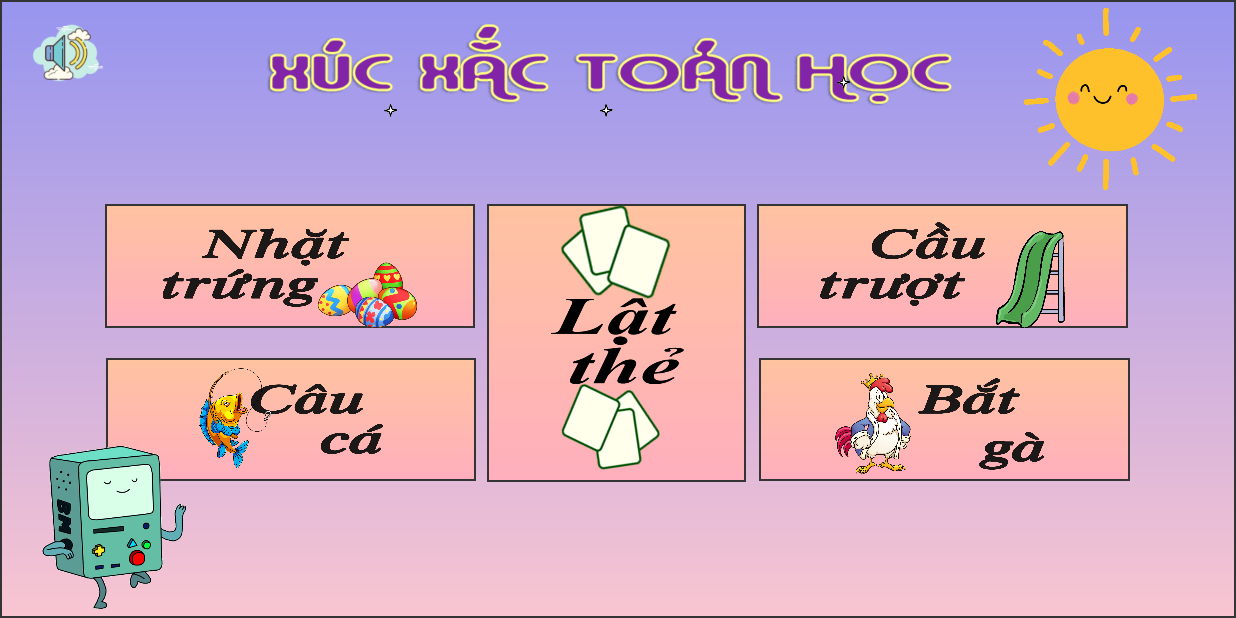
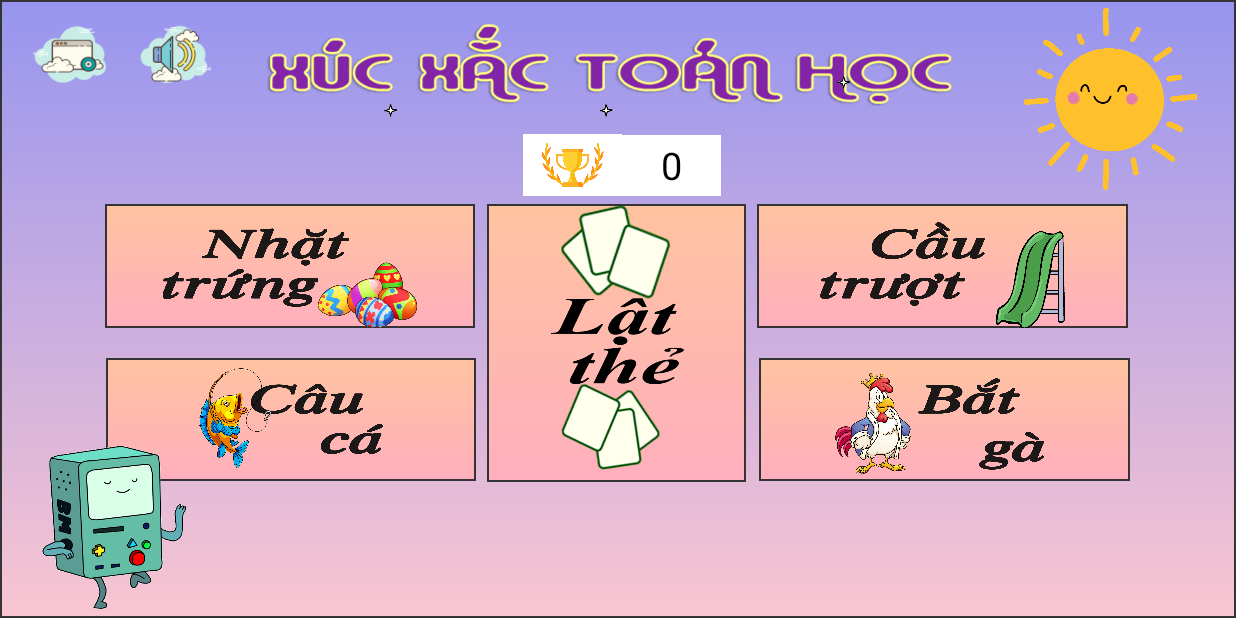
Before and after one commit to rakadin/Math_Dices, an Android app: the HomePageActivity screen opened directly, with no data from a screen before it, on a phone screen of 824 x 412 dp (held sideways). Run offline under Robolectric (Android 15) with nearby library versions, the phone set to English and light mode, and no system bars; 1 statement that could not run was skipped.

Commit message:
add sqlite and some login, register part 3

```diff
--- a/app/build.gradle
+++ b/app/build.gradle
@@ -7,7 +7,7 @@ android {
 
     defaultConfig {
         applicationId "com.example.math_dices"
-        minSdk 21
+        minSdk 28
         targetSdk 32
         versionCode 1
         versionName "1.0"
--- a/app/src/main/java/com/example/math_dices/HomePageActivity.java
+++ b/app/src/main/java/com/example/math_dices/HomePageActivity.java
@@ -1,21 +1,87 @@
 package com.example.math_dices;
 
+import android.content.Intent;
 import android.support.v7.app.AppCompatActivity;
 import android.os.Bundle;
+import android.support.v7.widget.ActionMenuView;
+import android.view.ContextMenu;
+import android.view.Menu;
+import android.view.View;
 import android.widget.ImageButton;
+import android.widget.PopupMenu;
+import android.widget.TextView;
+import android.widget.Toast;
 
 import com.example.math_dices.controller.SoundControll;
+import com.example.math_dices.sqlite.ArchivementDAO;
 
 public class HomePageActivity extends AppCompatActivity {
+    ImageButton actionMenuView;
+    ImageButton card_gamebut;
     ImageButton soundbut;
+    TextView trophynum;
     SoundControll soundControll = new SoundControll();
+
+//    //thêm context menu -> long press
+//    @Override
+//    public void onCreateContextMenu(ContextMenu menu, View v, ContextMenu.ContextMenuInfo menuInfo) {
+//
+//        super.onCreateContextMenu(menu, v, menuInfo);
+//        if(v == actionMenuView)
+//        {
+//            menu.setHeaderTitle("Cài đặt");
+//            menu.setHeaderIcon(R.drawable.setting_icon);
+//            getMenuInflater().inflate(R.menu.menu_action,menu);
+//        }
+//    }
+
+
+
     @Override
     protected void onCreate(Bundle savedInstanceState) {
         super.onCreate(savedInstanceState);
         setContentView(R.layout.activity_home_page);
         getSupportActionBar().hide();
+        //get id
         soundbut = findViewById(R.id.SonoffBut);
+        card_gamebut = findViewById(R.id.chicken);
+        trophynum = findViewById(R.id.trophynum);
+        actionMenuView = findViewById(R.id.actionMenuView);
+
         soundControll.OnOffFun(HomePageActivity.this,soundbut);// chay nhac nen
+        Intent intent = getIntent();
+        int ID = intent.getIntExtra("uID",0);
+        ArchivementDAO archivementDAO = new ArchivementDAO(this);
+//        registerForContextMenu(actionMenuView);// gọi view vào menu button
+        int trophy = archivementDAO.returnTrophy(ID);// lấy số cúp trong data
+        // set cúp cho trophynum
+        trophynum.setText(""+trophy);
+        /*
+        set chuc nang cho nut choi game
+         */
+        card_gamebut.setOnClickListener(new View.OnClickListener() {
+            @Override
+            public void onClick(View view) {
+
+                String cmt = archivementDAO.returnCMT(ID);
+                Toast.makeText(HomePageActivity.this,"số cúp "+trophy+"-"+cmt+"-",Toast.LENGTH_LONG).show();
+            }
+        });
+        // set sự kiện show pop up menu
+        actionMenuView.setOnClickListener(new View.OnClickListener() {
+            @Override
+            public void onClick(View view) {
+                showPopup();
+            }
+        });
+    }
+    // sự kiện pop up menu
+    private void showPopup()
+    {
+        PopupMenu popupMenu = new PopupMenu(this,actionMenuView);
+        popupMenu.getMenuInflater().inflate(R.menu.menu_action,popupMenu.getMenu());
+         popupMenu.setForceShowIcon(true);
+        popupMenu.show();
     }
     @Override
     protected void onStop() {
--- a/app/src/main/java/com/example/math_dices/sqlite/ArchivementDAO.java
+++ b/app/src/main/java/com/example/math_dices/sqlite/ArchivementDAO.java
@@ -1,4 +1,51 @@
 package com.example.math_dices.sqlite;
 
+import android.content.ContentValues;
+import android.content.Context;
+import android.database.Cursor;
+import android.database.sqlite.SQLiteDatabase;
+
+import com.example.math_dices.database.AppData;
+import com.example.math_dices.model.Archivement;
+import com.example.math_dices.model.Users;
+
 public class ArchivementDAO {
+    private SQLiteDatabase DB;
+
+    public ArchivementDAO(Context context) {
+        AppData appData = new AppData(context); // khai bao de ket noi
+        this.DB = appData.getWritableDatabase();
+    }
+    /*
+   thêm archive mới nào DB khi user được tạo
+    */
+    public long insertArchive(Archivement ar) // them user mới -> đăng ký
+    {
+        ContentValues values = new ContentValues();// tạo values
+        values.put("uID", ar.getuID());
+        values.put("trophy", ar.getTrophy());
+        values.put("comment", ar.getCmt());
+        return  DB.insert("Archivement",null, values);// gửi value kia vào database
+
+    }
+    /*
+  trả về trophy theo id
+   */
+    public int returnTrophy(int id)
+    {
+        Cursor cursor =  DB.rawQuery("SELECT trophy FROM Archivement where uID = ?", new String[]{String.valueOf(id)});
+        cursor.moveToNext();
+        int trophy = cursor.getInt(0);
+        return trophy;
+    }
+    /*
+    trả về comment theo id
+    */
+    public String returnCMT(int id)
+    {
+        Cursor cursor =  DB.rawQuery("SELECT comment FROM Archivement where uID = ?", new String[]{String.valueOf(id)});
+        cursor.moveToNext();
+        String cmt = cursor.getString(0);
+        return cmt;
+    }
 }
--- a/app/src/main/res/layout/activity_home_page.xml
+++ b/app/src/main/res/layout/activity_home_page.xml
@@ -22,33 +22,68 @@
         app:layout_constraintTop_toTopOf="parent"
         app:layout_constraintVertical_bias="0.186" />
 
-    <pl.droidsonroids.gif.GifImageView
+    <ImageView
+        android:id="@+id/imageView"
         android:layout_width="0dp"
         android:layout_height="0dp"
-        app:layout_constraintHeight_percent="0.15"
-        app:layout_constraintWidth_percent="0.15"
+        android:background="@color/white"
+        android:src="@drawable/trophy_icon"
+        app:layout_constraintBottom_toTopOf="@+id/chicken"
+        app:layout_constraintEnd_toEndOf="parent"
+        app:layout_constraintHeight_percent="0.1"
+        app:layout_constraintHorizontal_bias="0.46"
+        app:layout_constraintStart_toStartOf="parent"
+        app:layout_constraintTop_toBottomOf="@+id/textView"
+        app:layout_constraintVertical_bias="0.142"
+        app:layout_constraintWidth_percent="0.08" />
+
+    <TextView
+        android:gravity="center"
+        android:id="@+id/trophynum"
+        android:layout_width="0dp"
+        android:layout_height="0dp"
+        android:background="@color/white"
+        android:textColor="@color/black"
+        android:textSize="25sp"
+        app:layout_constraintBottom_toTopOf="@+id/chicken"
+        app:layout_constraintEnd_toEndOf="parent"
+        app:layout_constraintHeight_percent="0.1"
+        app:layout_constraintHorizontal_bias="0.0"
+        app:layout_constraintStart_toEndOf="@+id/imageView"
+        app:layout_constraintTop_toBottomOf="@+id/gifImageView"
+        app:layout_constraintVertical_bias="0.166"
+        app:layout_constraintWidth_percent="0.08">
+
+    </TextView>
+
+    <pl.droidsonroids.gif.GifImageView
+        android:id="@+id/gifImageView22"
+        android:layout_width="0dp"
+        android:layout_height="0dp"
         android:layout_marginEnd="20dp"
         android:src="@drawable/spark"
         app:layout_constraintBottom_toBottomOf="@+id/textView"
         app:layout_constraintEnd_toStartOf="@+id/gifImageView"
+        app:layout_constraintHeight_percent="0.15"
         app:layout_constraintHorizontal_bias="1.0"
         app:layout_constraintStart_toStartOf="@+id/textView"
         app:layout_constraintTop_toTopOf="@+id/gifImageView"
-        app:layout_constraintVertical_bias="1.0" />
+        app:layout_constraintVertical_bias="1.0"
+        app:layout_constraintWidth_percent="0.15" />
 
     <pl.droidsonroids.gif.GifImageView
         android:id="@+id/gifImageView"
         android:layout_width="0dp"
         android:layout_height="0dp"
-        app:layout_constraintHeight_percent="0.15"
-        app:layout_constraintWidth_percent="0.15"
         android:layout_marginTop="12dp"
         android:src="@drawable/spark"
         app:layout_constraintBottom_toBottomOf="@+id/textView"
         app:layout_constraintEnd_toEndOf="@+id/textView"
+        app:layout_constraintHeight_percent="0.15"
         app:layout_constraintStart_toStartOf="@+id/textView"
         app:layout_constraintTop_toTopOf="@+id/textView"
-        app:layout_constraintVertical_bias="1.0" />
+        app:layout_constraintVertical_bias="1.0"
+        app:layout_constraintWidth_percent="0.15" />
 
     <pl.droidsonroids.gif.GifImageView
         android:id="@+id/gifImageView2"
@@ -177,10 +212,24 @@
         app:layout_constraintVertical_bias="1.0" />
 
     <ImageButton
+
+        android:id="@+id/actionMenuView"
+        android:layout_width="0dp"
+        android:layout_height="0dp"
+        android:background="@drawable/setting_icon"
+        app:layout_constraintBottom_toBottomOf="parent"
+        app:layout_constraintEnd_toEndOf="parent"
+        app:layout_constraintHeight_percent="0.13"
+        app:layout_constraintHorizontal_bias="0.023"
+        app:layout_constraintStart_toStartOf="parent"
+        app:layout_constraintTop_toTopOf="parent"
+        app:layout_constraintVertical_bias="0.028"
+        app:layout_constraintWidth_percent="0.07" />
+
+    <ImageButton
         android:id="@+id/SonoffBut"
         android:layout_width="0dp"
         android:layout_height="0dp"
-        android:layout_marginStart="5dp"
         android:layout_marginTop="5dp"
         android:background="@null"
         android:scaleType="fitCenter"
@@ -188,10 +237,9 @@
         app:layout_constraintBottom_toBottomOf="parent"
         app:layout_constraintEnd_toEndOf="parent"
         app:layout_constraintHeight_percent="0.13"
-        app:layout_constraintWidth_percent="0.07"
-        app:layout_constraintHorizontal_bias="0.013"
-        app:layout_constraintStart_toStartOf="parent"
+        app:layout_constraintHorizontal_bias="0.017"
+        app:layout_constraintStart_toEndOf="@+id/actionMenuView"
         app:layout_constraintTop_toTopOf="parent"
-        app:layout_constraintVertical_bias="0.011"
-        />
+        app:layout_constraintVertical_bias="0.014"
+        app:layout_constraintWidth_percent="0.07" />
 </android.support.constraint.ConstraintLayout>
--- /dev/null
+++ b/app/src/main/res/menu/menu_action.xml
@@ -0,0 +1,22 @@
+<?xml version="1.0" encoding="utf-8"?>
+<menu xmlns:android="http://schemas.android.com/apk/res/android"
+    xmlns:app="http://schemas.android.com/apk/res-auto">
+
+            <item
+
+                android:id="@+id/usersetting"
+                android:title="Người dùng"
+                android:icon="@drawable/setting_icon"
+                />
+            <item
+
+                android:id="@+id/total"
+                android:title="Bảng xếp hạng"
+                android:icon="@drawable/setting_icon"/>
+            <item
+
+                android:id="@+id/logout"
+                android:title="Đăng xuất"
+                android:icon="@drawable/setting_icon"/>
+
+</menu>
```
Also changed, not shown: app/src/main/java/com/example/math_dices/LoginActivity.java (+12 -3 lines), app/src/main/java/com/example/math_dices/controller/LoginDialog.java (added, +64 -0 lines), app/src/main/java/com/example/math_dices/controller/UserRegisterDialog.java (+12 -0 lines), app/src/main/java/com/example/math_dices/model/Archivement.java (+16 -1 lines), app/src/main/res/drawable-v24/setting_icon.png (added), app/src/main/res/drawable-v24/trophy_icon.png (added).
